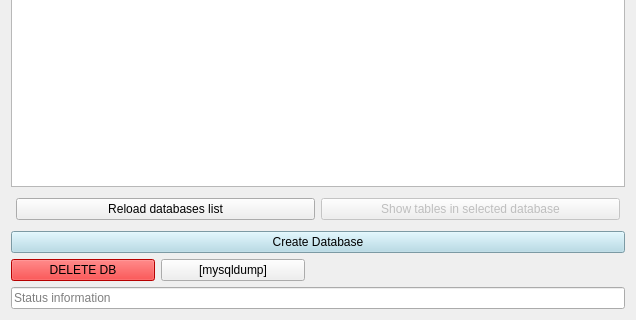
Above: databases.ui from TiReks33/adb-explorer before the change; both pictures show x 0 to 636 and y 168 to 488 of the 636 by 488 pixel window. Below: the same form after it.
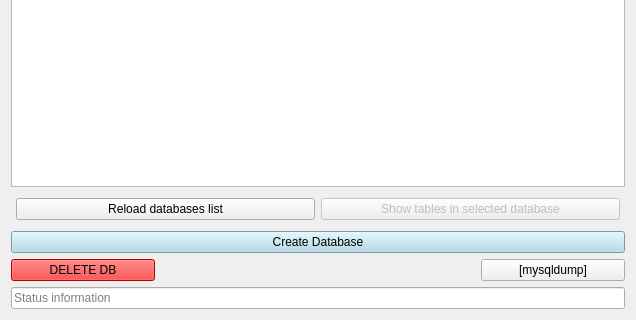
That is the form after the change.

Patch:
```diff
--- a/databases.ui
+++ b/databases.ui
@@ -101,19 +101,6 @@
        </property>
       </widget>
      </item>
-     <item>
-      <widget class="QPushButton" name="mysqldump_button">
-       <property name="sizePolicy">
-        <sizepolicy hsizetype="MinimumExpanding" vsizetype="Fixed">
-         <horstretch>0</horstretch>
-         <verstretch>0</verstretch>
-        </sizepolicy>
-       </property>
-       <property name="text">
-        <string>[mysqldump]</string>
-       </property>
-      </widget>
-     </item>
      <item>
       <spacer name="horizontalSpacer">
        <property name="orientation">
@@ -130,6 +117,19 @@
        </property>
       </spacer>
      </item>
+     <item>
+      <widget class="QPushButton" name="mysqldump_button">
+       <property name="sizePolicy">
+        <sizepolicy hsizetype="MinimumExpanding" vsizetype="Fixed">
+         <horstretch>0</horstretch>
+         <verstretch>0</verstretch>
+        </sizepolicy>
+       </property>
+       <property name="text">
+        <string>[mysqldump]</string>
+       </property>
+      </widget>
+     </item>
     </layout>
    </item>
    <item>
```
